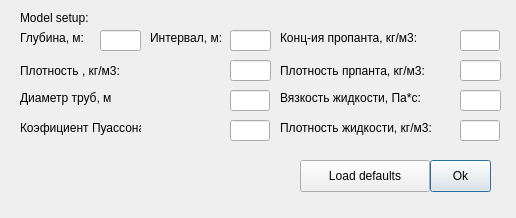
The window that ui/input_window.ui (bob1ch/Hydraulic-fracturing) describes before a commit, drawn with Qt 5.
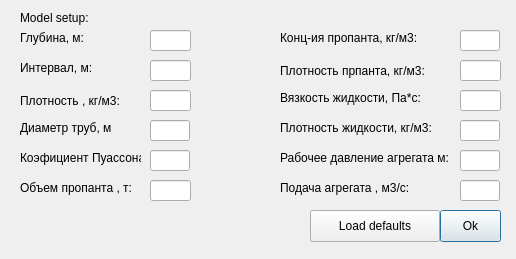
The same window after the commit.

```diff
--- a/ui/input_window.ui
+++ b/ui/input_window.ui
@@ -7,7 +7,7 @@
     <x>0</x>
     <y>0</y>
     <width>516</width>
-    <height>218</height>
+    <height>259</height>
    </rect>
   </property>
   <property name="windowTitle">
@@ -29,8 +29,8 @@
   <widget class="QLineEdit" name="Lc">
    <property name="geometry">
     <rect>
-     <x>100</x>
-     <y>30</y>
+     <x>150</x>
+     <y>60</y>
      <width>41</width>
      <height>21</height>
     </rect>
@@ -53,7 +53,7 @@
    <property name="geometry">
     <rect>
      <x>20</x>
-     <y>60</y>
+     <y>90</y>
      <width>131</width>
      <height>21</height>
     </rect>
@@ -65,8 +65,8 @@
   <widget class="QLineEdit" name="ro">
    <property name="geometry">
     <rect>
-     <x>230</x>
-     <y>60</y>
+     <x>150</x>
+     <y>90</y>
      <width>41</width>
      <height>21</height>
     </rect>
@@ -76,7 +76,7 @@
    <property name="geometry">
     <rect>
      <x>20</x>
-     <y>90</y>
+     <y>120</y>
      <width>91</width>
      <height>16</height>
     </rect>
@@ -88,8 +88,8 @@
   <widget class="QLineEdit" name="d">
    <property name="geometry">
     <rect>
-     <x>230</x>
-     <y>90</y>
+     <x>150</x>
+     <y>120</y>
      <width>40</width>
      <height>21</height>
     </rect>
@@ -98,8 +98,8 @@
   <widget class="QLineEdit" name="n">
    <property name="geometry">
     <rect>
-     <x>230</x>
-     <y>120</y>
+     <x>150</x>
+     <y>150</y>
      <width>40</width>
      <height>21</height>
     </rect>
@@ -109,7 +109,7 @@
    <property name="geometry">
     <rect>
      <x>20</x>
-     <y>120</y>
+     <y>150</y>
      <width>121</width>
      <height>16</height>
     </rect>
@@ -131,8 +131,8 @@
   <widget class="QPushButton" name="btnOk">
    <property name="geometry">
     <rect>
-     <x>430</x>
-     <y>160</y>
+     <x>440</x>
+     <y>210</y>
      <width>61</width>
      <height>32</height>
     </rect>
@@ -226,8 +226,8 @@
   <widget class="QPushButton" name="btnLoadDef">
    <property name="geometry">
     <rect>
-     <x>300</x>
-     <y>160</y>
+     <x>310</x>
+     <y>210</y>
      <width>130</width>
      <height>32</height>
     </rect>
@@ -239,7 +239,7 @@
   <widget class="QLineEdit" name="h">
    <property name="geometry">
     <rect>
-     <x>230</x>
+     <x>150</x>
      <y>30</y>
      <width>41</width>
      <height>21</height>
@@ -249,8 +249,8 @@
   <widget class="QLabel" name="label_10">
    <property name="geometry">
     <rect>
-     <x>150</x>
-     <y>30</y>
+     <x>20</x>
+     <y>60</y>
      <width>91</width>
      <height>16</height>
     </rect>
@@ -259,6 +259,75 @@
     <string>Интервал, м:</string>
    </property>
   </widget>
+  <widget class="QLineEdit" name="Pr">
+   <property name="geometry">
+    <rect>
+     <x>460</x>
+     <y>150</y>
+     <width>40</width>
+     <height>21</height>
+    </rect>
+   </property>
+  </widget>
+  <widget class="QLabel" name="label_11">
+   <property name="geometry">
+    <rect>
+     <x>280</x>
+     <y>150</y>
+     <width>171</width>
+     <height>16</height>
+    </rect>
+   </property>
+   <property name="text">
+    <string>Рабочее давление агрегата м:</string>
+   </property>
+  </widget>
+  <widget class="QLineEdit" name="Q_p">
+   <property name="geometry">
+    <rect>
+     <x>150</x>
+     <y>180</y>
+     <width>41</width>
+     <height>21</height>
+    </rect>
+   </property>
+  </widget>
+  <widget class="QLineEdit" name="Qr">
+   <property name="geometry">
+    <rect>
+     <x>460</x>
+     <y>180</y>
+     <width>40</width>
+     <height>21</height>
+    </rect>
+   </property>
+  </widget>
+  <widget class="QLabel" name="label_12">
+   <property name="geometry">
+    <rect>
+     <x>280</x>
+     <y>180</y>
+     <width>171</width>
+     <height>16</height>
+    </rect>
+   </property>
+   <property name="text">
+    <string>Подача агрегата , м3/с:</string>
+   </property>
+  </widget>
+  <widget class="QLabel" name="label_13">
+   <property name="geometry">
+    <rect>
+     <x>20</x>
+     <y>180</y>
+     <width>121</width>
+     <height>16</height>
+    </rect>
+   </property>
+   <property name="text">
+    <string>Объем пропанта , т:</string>
+   </property>
+  </widget>
  </widget>
  <resources/>
  <connections/>
```
Left out of the diff: 4 changed lines with no effect on the pictures.
